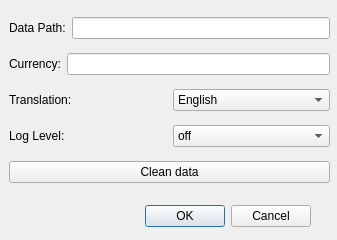
Qt form settings/settings.ui (SnipeStudio/SnipeStudio_Budjet_manager) before a commit.
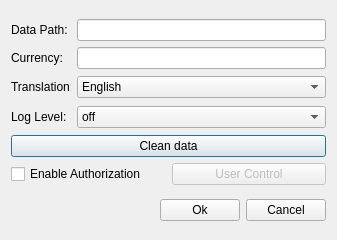
The same form after that commit.

```diff
--- a/settings/settings.ui
+++ b/settings/settings.ui
@@ -13,36 +13,19 @@
   <property name="windowTitle">
    <string>Settings</string>
   </property>
-  <widget class="QDialogButtonBox" name="buttonBox">
-   <property name="geometry">
-    <rect>
-     <x>10</x>
-     <y>200</y>
-     <width>301</width>
-     <height>32</height>
-    </rect>
-   </property>
-   <property name="orientation">
-    <enum>Qt::Horizontal</enum>
-   </property>
-   <property name="standardButtons">
-    <set>QDialogButtonBox::Cancel|QDialogButtonBox::Ok</set>
-   </property>
-  </widget>
-  <widget class="QWidget" name="verticalLayoutWidget">
-   <property name="geometry">
-    <rect>
-     <x>9</x>
-     <y>9</y>
-     <width>321</width>
-     <height>183</height>
-    </rect>
-   </property>
+  <layout class="QVBoxLayout" name="verticalLayout_2">
+   <item>
    <layout class="QVBoxLayout" name="verticalLayout">
     <item>
      <layout class="QHBoxLayout" name="element_data">
       <item>
        <widget class="QLabel" name="dataPath">
+         <property name="minimumSize">
+          <size>
+           <width>60</width>
+           <height>0</height>
+          </size>
+         </property>
         <property name="text">
          <string>Data Path:</string>
         </property>
@@ -57,6 +40,12 @@
      <layout class="QHBoxLayout" name="element_cur">
       <item>
        <widget class="QLabel" name="Currency">
+         <property name="minimumSize">
+          <size>
+           <width>60</width>
+           <height>0</height>
+          </size>
+         </property>
         <property name="text">
          <string>Currency:</string>
         </property>
@@ -71,9 +60,39 @@
      <layout class="QHBoxLayout" name="element_translation">
       <item>
        <widget class="QLabel" name="Translation">
+         <property name="sizePolicy">
+          <sizepolicy hsizetype="MinimumExpanding" vsizetype="Preferred">
+           <horstretch>1</horstretch>
+           <verstretch>0</verstretch>
+          </sizepolicy>
+         </property>
+         <property name="minimumSize">
+          <size>
+           <width>60</width>
+           <height>24</height>
+          </size>
+         </property>
+         <property name="maximumSize">
+          <size>
+           <width>60</width>
+           <height>24</height>
+          </size>
+         </property>
+         <property name="baseSize">
+          <size>
+           <width>60</width>
+           <height>24</height>
+          </size>
+         </property>
         <property name="text">
          <string>Translation:</string>
         </property>
+         <property name="textFormat">
+          <enum>Qt::PlainText</enum>
+         </property>
+         <property name="textInteractionFlags">
+          <set>Qt::NoTextInteraction</set>
+         </property>
        </widget>
       </item>
       <item>
@@ -106,6 +125,30 @@
      <layout class="QHBoxLayout" name="element_verbosity">
       <item>
        <widget class="QLabel" name="Verbosity">
+         <property name="minimumSize">
+          <size>
+           <width>60</width>
+           <height>24</height>
+          </size>
+         </property>
+         <property name="maximumSize">
+          <size>
+           <width>60</width>
+           <height>24</height>
+          </size>
+         </property>
+         <property name="sizeIncrement">
+          <size>
+           <width>1</width>
+           <height>0</height>
+          </size>
+         </property>
+         <property name="baseSize">
+          <size>
+           <width>156</width>
+           <height>24</height>
+          </size>
+         </property>
         <property name="text">
          <string>Log Level:</string>
         </property>
@@ -143,8 +186,68 @@
       </item>
      </layout>
     </item>
-   </layout>
-  </widget>
+     <item>
+      <layout class="QVBoxLayout" name="AuthSettings_element">
+       <item>
+        <layout class="QHBoxLayout" name="horizontalLayout">
+         <item>
+          <widget class="QCheckBox" name="authcheckbox">
+           <property name="text">
+            <string>Enable Authorization</string>
+           </property>
+          </widget>
+         </item>
+         <item>
+          <widget class="QPushButton" name="userControl">
+           <property name="enabled">
+            <bool>false</bool>
+           </property>
+           <property name="text">
+            <string>User Control</string>
+           </property>
+           <property name="flat">
+            <bool>false</bool>
+           </property>
+          </widget>
+         </item>
+        </layout>
+       </item>
+      </layout>
+     </item>
+    </layout>
+   </item>
+   <item>
+    <layout class="QHBoxLayout" name="horizontalLayout_2">
+     <item>
+      <spacer name="horizontalSpacer">
+       <property name="orientation">
+        <enum>Qt::Horizontal</enum>
+       </property>
+       <property name="sizeHint" stdset="0">
+        <size>
+         <width>40</width>
+         <height>20</height>
+        </size>
+       </property>
+      </spacer>
+     </item>
+     <item>
+      <widget class="QPushButton" name="okButton">
+       <property name="text">
+        <string>Ok</string>
+       </property>
+      </widget>
+     </item>
+     <item>
+      <widget class="QPushButton" name="Cancel">
+       <property name="text">
+        <string>Cancel</string>
+       </property>
+      </widget>
+     </item>
+    </layout>
+   </item>
+  </layout>
  </widget>
  <resources/>
  <connections/>
```
Left out of the diff: 35 changed lines with no effect on the pictures. Lines whose indentation alone changed are shown as unchanged.
